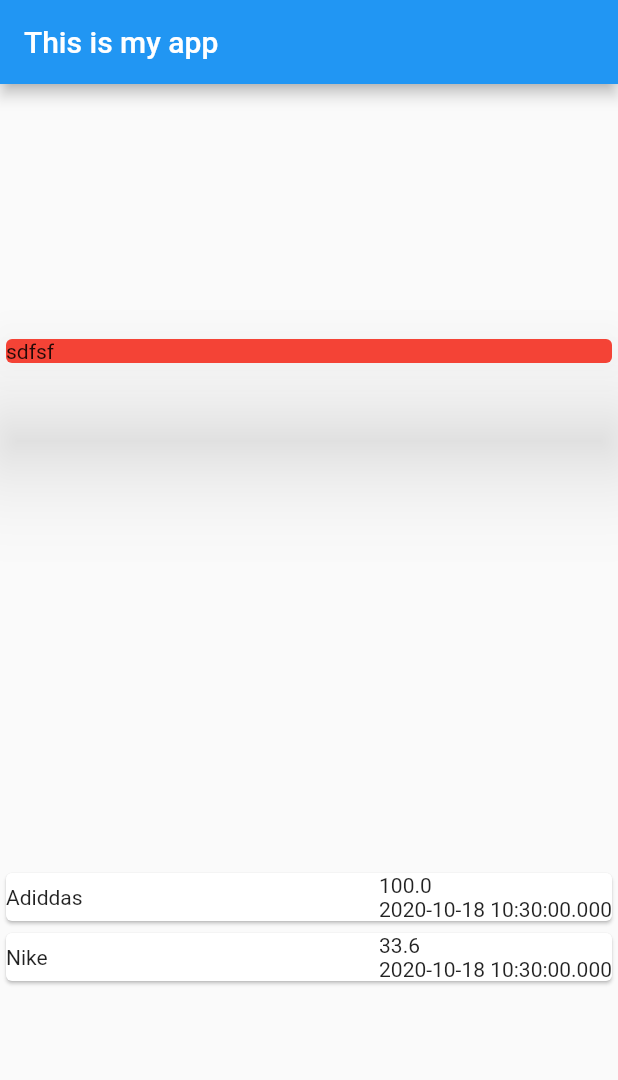
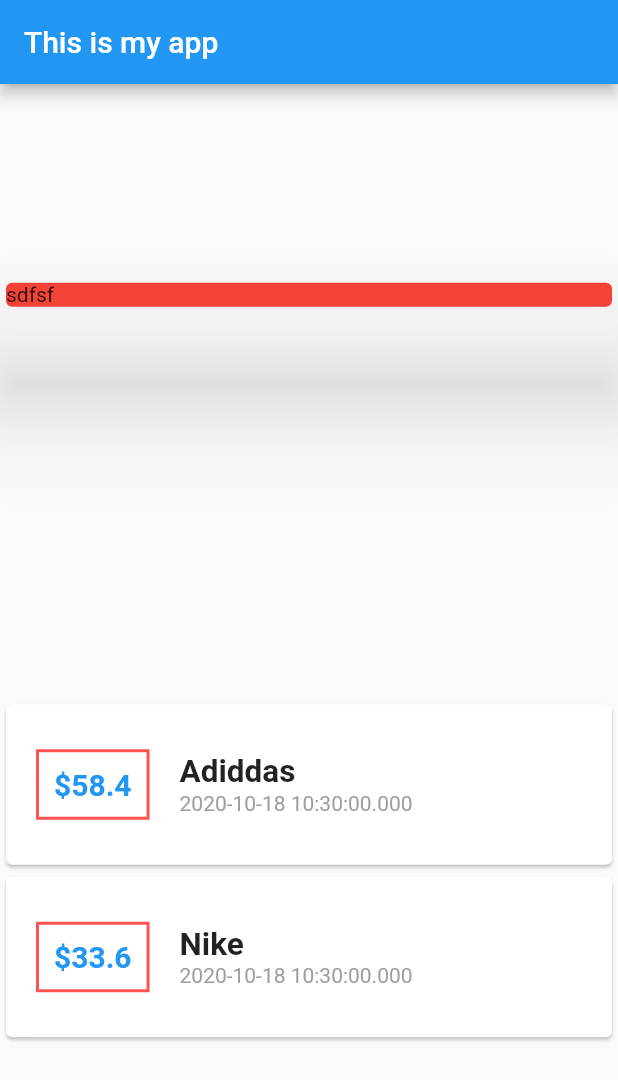
Before and after one commit to tunganh252/flutter_test_2, a Flutter app: the screen it shows after launch, on a phone screen of 412 x 824 dp. Shown: the top 1080 px of the screen. Run offline on Flutter 3.47's test engine with Material 2 defaults, Android fonts, the phone set to English and light mode, and no system bars.

Commit message:
[Coding]--UI Style -- 16

```diff
--- a/lib/main.dart
+++ b/lib/main.dart
@@ -12,7 +12,8 @@ class MyApp extends StatelessWidget {
 
 class MyHomePage extends StatelessWidget {
   final List<Transaction> transactions = [
-    Transaction(amount: 100, date: DateTime.now(), id: "a1", title: "Adiddas "),
+    Transaction(
+        amount: 58.4, date: DateTime.now(), id: "a1", title: "Adiddas "),
     Transaction(amount: 33.6, date: DateTime.now(), id: "a2", title: "Nike")
   ];
 
@@ -38,18 +39,37 @@ class MyHomePage extends StatelessWidget {
               children: transactions.map((value) {
                 return Card(
                   child: Row(
-                    mainAxisAlignment: MainAxisAlignment.spaceBetween,
-                    crossAxisAlignment: CrossAxisAlignment.center,
+                    // mainAxisAlignment: MainAxisAlignment.spaceBetween,
+                    // crossAxisAlignment: CrossAxisAlignment.center,
                     children: [
                       Container(
-                        child: Text(value.title),
+                        margin:
+                            EdgeInsets.symmetric(vertical: 30, horizontal: 20),
+                        decoration: BoxDecoration(
+                            border:
+                                Border.all(color: Colors.redAccent, width: 2)),
+                        padding: EdgeInsets.all(10),
+                        child: Text(
+                          '\$${value.amount}',
+                          style: TextStyle(
+                              fontWeight: FontWeight.bold,
+                              fontSize: 20,
+                              color: Colors.blue),
+                        ),
                       ),
                       Column(
-                        mainAxisAlignment: MainAxisAlignment.spaceAround,
+                        // mainAxisAlignment: MainAxisAlignment.spaceAround,
                         crossAxisAlignment: CrossAxisAlignment.start,
                         children: [
-                          Text(value.amount.toString()),
-                          Text(value.date.toString()),
+                          Text(
+                            value.title,
+                            style: TextStyle(
+                                fontWeight: FontWeight.bold, fontSize: 21),
+                          ),
+                          Text(
+                            value.date.toString(),
+                            style: TextStyle(color: Colors.grey),
+                          ),
                         ],
                       )
                     ],
```
Also changed, not shown: 1 other file.
